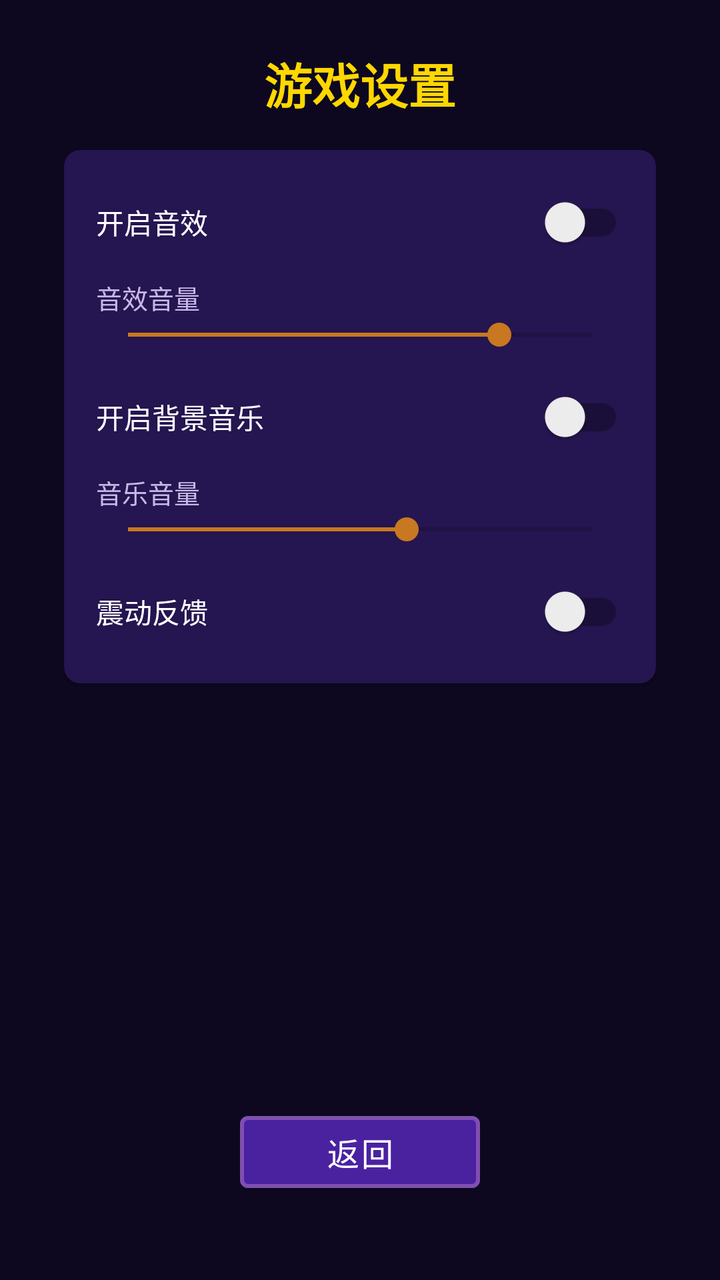
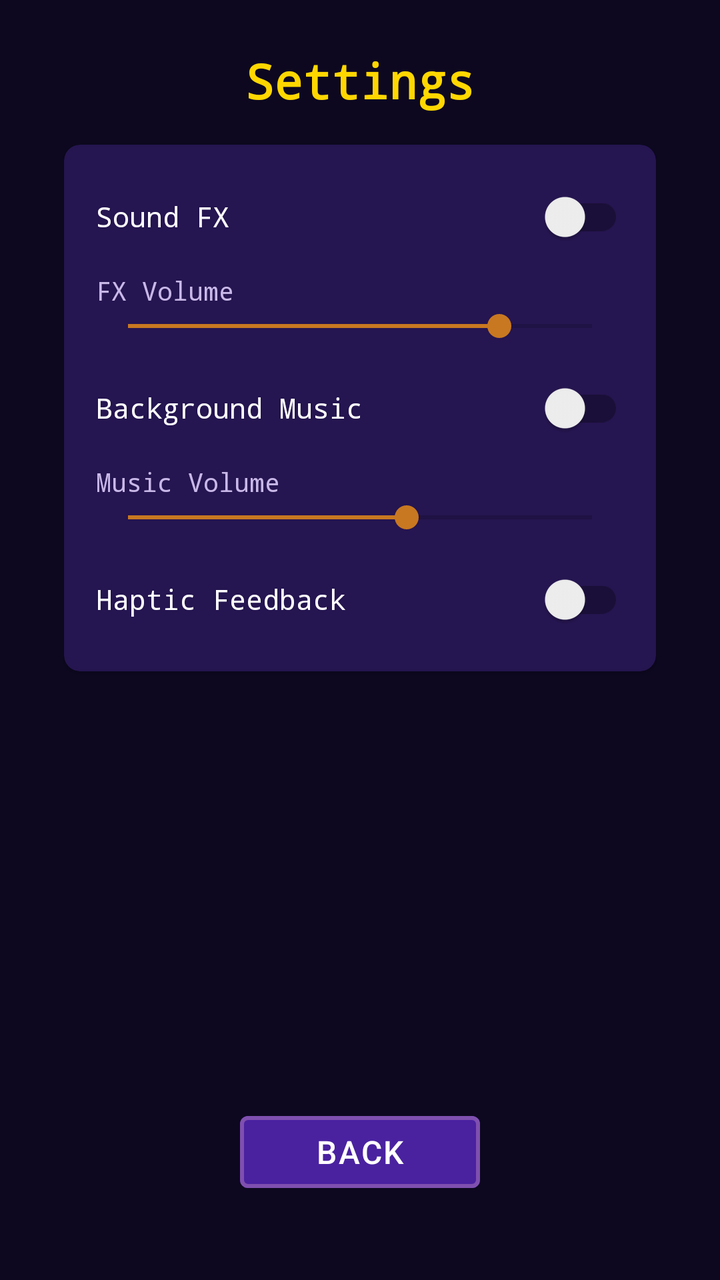

Compare the two renders of this Android layout. The source of the first and the diff that turns it into the second are given below.
<!-- AndroidManifest.xml: activity theme Theme.DiyouGames.Fullscreen -->
<!-- res/layout/activity_settings.xml -->
<?xml version="1.0" encoding="utf-8"?>
<androidx.constraintlayout.widget.ConstraintLayout
    xmlns:android="http://schemas.android.com/apk/res/android"
    xmlns:app="http://schemas.android.com/apk/res-auto"
    xmlns:tools="http://schemas.android.com/tools"
    android:layout_width="match_parent"
    android:layout_height="match_parent"
    android:background="@color/background_dark"
    android:padding="@dimen/screen_padding"
    tools:context=".ui.SettingsActivity">

    <TextView
        android:id="@+id/tvSettingsTitle"
        android:layout_width="wrap_content"
        android:layout_height="wrap_content"
        android:text="游戏设置"
        android:textSize="24sp"
        android:textColor="@color/accent_gold"
        android:fontFamily="monospace"
        android:textStyle="bold"
        android:layout_marginTop="8dp"
        app:layout_constraintTop_toTopOf="parent"
        app:layout_constraintStart_toStartOf="parent"
        app:layout_constraintEnd_toEndOf="parent" />

    <androidx.cardview.widget.CardView
        android:id="@+id/settingsCard"
        android:layout_width="0dp"
        android:layout_height="wrap_content"
        android:layout_marginTop="16dp"
        android:layout_marginHorizontal="16dp"
        app:cardBackgroundColor="@color/surface"
        app:cardCornerRadius="8dp"
        app:layout_constraintTop_toBottomOf="@id/tvSettingsTitle"
        app:layout_constraintStart_toStartOf="parent"
        app:layout_constraintEnd_toEndOf="parent">

        <LinearLayout
            android:layout_width="match_parent"
            android:layout_height="wrap_content"
            android:orientation="vertical"
            android:padding="16dp">

            
            <LinearLayout android:layout_width="match_parent" android:layout_height="40dp"
                android:orientation="horizontal" android:gravity="center_vertical"
                android:layout_marginBottom="8dp">
                <TextView android:layout_width="0dp" android:layout_height="wrap_content"
                    android:layout_weight="1" android:text="开启音效"
                    android:textSize="14sp" android:textColor="@color/text_primary"
                    android:fontFamily="monospace" />
                <androidx.appcompat.widget.SwitchCompat
                    android:id="@+id/switchSfx"
                    android:layout_width="wrap_content"
                    android:layout_height="wrap_content" />
            </LinearLayout>

            
            <TextView android:layout_width="match_parent" android:layout_height="wrap_content"
                android:text="音效音量" android:textSize="13sp"
                android:textColor="@color/text_secondary" android:fontFamily="monospace" />
            <SeekBar android:id="@+id/seekSfxVolume"
                android:layout_width="match_parent" android:layout_height="wrap_content"
                android:max="100" android:progress="80"
                android:layout_marginBottom="12dp" />

            
            <LinearLayout android:layout_width="match_parent" android:layout_height="40dp"
                android:orientation="horizontal" android:gravity="center_vertical"
                android:layout_marginBottom="8dp">
                <TextView android:layout_width="0dp" android:layout_height="wrap_content"
                    android:layout_weight="1" android:text="开启背景音乐"
                    android:textSize="14sp" android:textColor="@color/text_primary"
                    android:fontFamily="monospace" />
                <androidx.appcompat.widget.SwitchCompat
                    android:id="@+id/switchBgm"
                    android:layout_width="wrap_content"
                    android:layout_height="wrap_content" />
            </LinearLayout>

            
            <TextView android:layout_width="match_parent" android:layout_height="wrap_content"
                android:text="音乐音量" android:textSize="13sp"
                android:textColor="@color/text_secondary" android:fontFamily="monospace" />
            <SeekBar android:id="@+id/seekBgmVolume"
                android:layout_width="match_parent" android:layout_height="wrap_content"
                android:max="100" android:progress="60"
                android:layout_marginBottom="12dp" />

            
            <LinearLayout android:layout_width="match_parent" android:layout_height="40dp"
                android:orientation="horizontal" android:gravity="center_vertical">
                <TextView android:layout_width="0dp" android:layout_height="wrap_content"
                    android:layout_weight="1" android:text="震动反馈"
                    android:textSize="14sp" android:textColor="@color/text_primary"
                    android:fontFamily="monospace" />
                <androidx.appcompat.widget.SwitchCompat
                    android:id="@+id/switchVibration"
                    android:layout_width="wrap_content"
                    android:layout_height="wrap_content" />
            </LinearLayout>

        </LinearLayout>
    </androidx.cardview.widget.CardView>

    <com.google.android.material.button.MaterialButton
        android:id="@+id/btnBack"
        style="@style/Widget.DiyouGames.PixelButton"
        android:layout_width="120dp"
        android:layout_height="48dp"
        android:text="返回"
        android:textSize="16sp"
        android:layout_marginBottom="24dp"
        app:layout_constraintBottom_toBottomOf="parent"
        app:layout_constraintStart_toStartOf="parent"
        app:layout_constraintEnd_toEndOf="parent" />

</androidx.constraintlayout.widget.ConstraintLayout>
<!-- resources referenced by this layout -->
<resources>
  <color name="accent_gold">#FFD700</color>
  <color name="background_dark">#0D0820</color>
  <color name="surface">#251550</color>
  <color name="text_primary">#FFFFFF</color>
  <color name="text_secondary">#C8B8E8</color>
  <dimen name="screen_padding">16dp</dimen>
  <style name="Widget.DiyouGames.PixelButton" parent="Widget.MaterialComponents.Button">
          <item name="backgroundTint">@color/btn_primary</item>
          <item name="android:textColor">@color/text_primary</item>
          <item name="android:textSize">16sp</item>
          <item name="cornerRadius">4dp</item>
          <item name="strokeWidth">2dp</item>
          <item name="strokeColor">@color/btn_border</item>
          <item name="android:letterSpacing">0.05</item>
      </style>
  <style name="Theme.DiyouGames.Fullscreen" parent="Theme.DiyouGames">
          <item name="android:windowFullscreen">true</item>
          <item name="android:windowContentOverlay">@null</item>
          <item name="android:windowLayoutInDisplayCutoutMode">shortEdges</item>
      </style>
  <color name="btn_primary">#4A22A0</color>
  <color name="btn_border">#8050B0</color>
  <style name="Theme.DiyouGames" parent="Theme.MaterialComponents.DayNight.NoActionBar">
          <item name="colorPrimary">@color/primary</item>
          <item name="colorPrimaryVariant">@color/primary_variant</item>
          <item name="colorOnPrimary">@color/text_primary</item>
          <item name="colorSecondary">@color/secondary</item>
          <item name="colorSecondaryVariant">@color/secondary_variant</item>
          <item name="colorOnSecondary">@color/text_primary</item>
          <item name="android:colorBackground">@color/background_dark</item>
          <item name="colorSurface">@color/surface</item>
          <item name="colorOnSurface">@color/text_primary</item>
      </style>
  <color name="primary">#3D1A6E</color>
  <color name="primary_variant">#6A2FA0</color>
  <color name="secondary">#C87820</color>
  <color name="secondary_variant">#E8A030</color>
</resources>

<!-- the commit's change to res/layout/activity_settings.xml (unified diff, before → after) -->
@@ -13,7 +13,7 @@
         android:id="@+id/tvSettingsTitle"
         android:layout_width="wrap_content"
         android:layout_height="wrap_content"
-        android:text="游戏设置"
+        android:text="Settings"
         android:textSize="24sp"
         android:textColor="@color/accent_gold"
         android:fontFamily="monospace"
@@ -46,7 +46,7 @@
                 android:orientation="horizontal" android:gravity="center_vertical"
                 android:layout_marginBottom="8dp">
                 <TextView android:layout_width="0dp" android:layout_height="wrap_content"
-                    android:layout_weight="1" android:text="开启音效"
+                    android:layout_weight="1" android:text="Sound FX"
                     android:textSize="14sp" android:textColor="@color/text_primary"
                     android:fontFamily="monospace" />
                 <androidx.appcompat.widget.SwitchCompat
@@ -57,7 +57,7 @@
 
             
             <TextView android:layout_width="match_parent" android:layout_height="wrap_content"
-                android:text="音效音量" android:textSize="13sp"
+                android:text="FX Volume" android:textSize="13sp"
                 android:textColor="@color/text_secondary" android:fontFamily="monospace" />
             <SeekBar android:id="@+id/seekSfxVolume"
                 android:layout_width="match_parent" android:layout_height="wrap_content"
@@ -69,7 +69,7 @@
                 android:orientation="horizontal" android:gravity="center_vertical"
                 android:layout_marginBottom="8dp">
                 <TextView android:layout_width="0dp" android:layout_height="wrap_content"
-                    android:layout_weight="1" android:text="开启背景音乐"
+                    android:layout_weight="1" android:text="Background Music"
                     android:textSize="14sp" android:textColor="@color/text_primary"
                     android:fontFamily="monospace" />
                 <androidx.appcompat.widget.SwitchCompat
@@ -80,7 +80,7 @@
 
             
             <TextView android:layout_width="match_parent" android:layout_height="wrap_content"
-                android:text="音乐音量" android:textSize="13sp"
+                android:text="Music Volume" android:textSize="13sp"
                 android:textColor="@color/text_secondary" android:fontFamily="monospace" />
             <SeekBar android:id="@+id/seekBgmVolume"
                 android:layout_width="match_parent" android:layout_height="wrap_content"
@@ -91,7 +91,7 @@
             <LinearLayout android:layout_width="match_parent" android:layout_height="40dp"
                 android:orientation="horizontal" android:gravity="center_vertical">
                 <TextView android:layout_width="0dp" android:layout_height="wrap_content"
-                    android:layout_weight="1" android:text="震动反馈"
+                    android:layout_weight="1" android:text="Haptic Feedback"
                     android:textSize="14sp" android:textColor="@color/text_primary"
                     android:fontFamily="monospace" />
                 <androidx.appcompat.widget.SwitchCompat
@@ -108,7 +108,7 @@
         style="@style/Widget.DiyouGames.PixelButton"
         android:layout_width="120dp"
         android:layout_height="48dp"
-        android:text="返回"
+        android:text="Back"
         android:textSize="16sp"
         android:layout_marginBottom="24dp"
         app:layout_constraintBottom_toBottomOf="parent"
